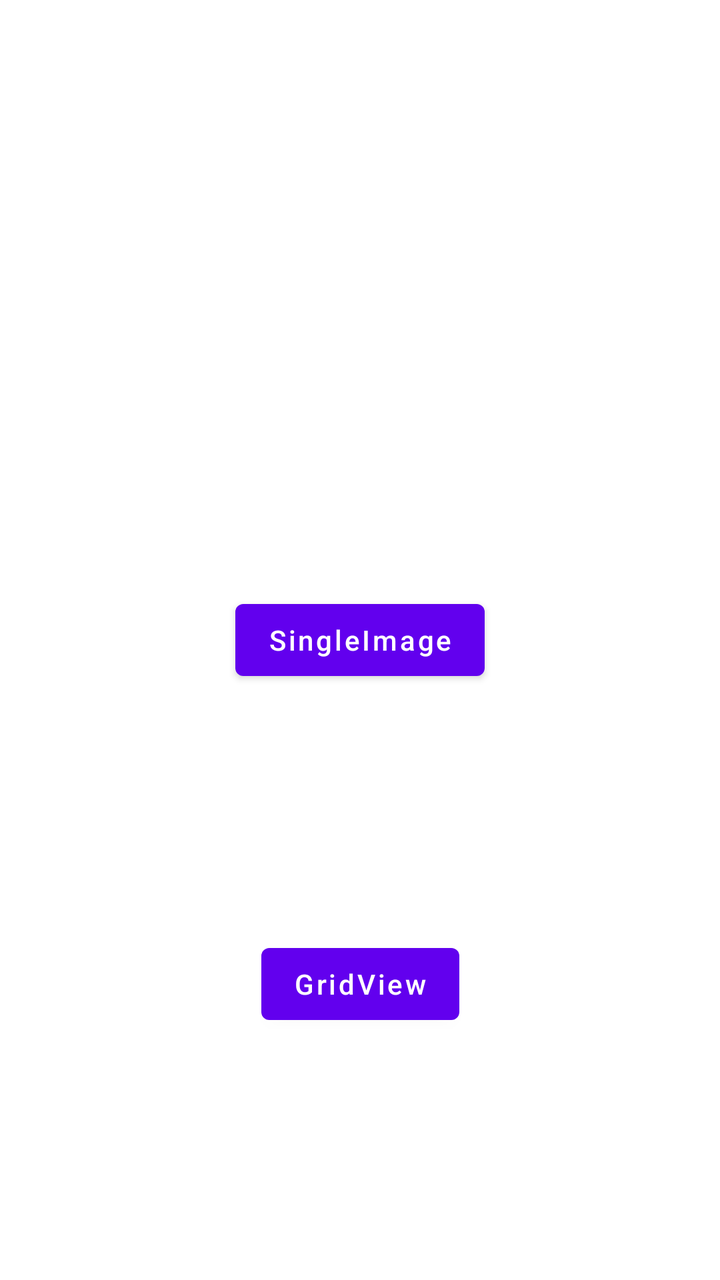
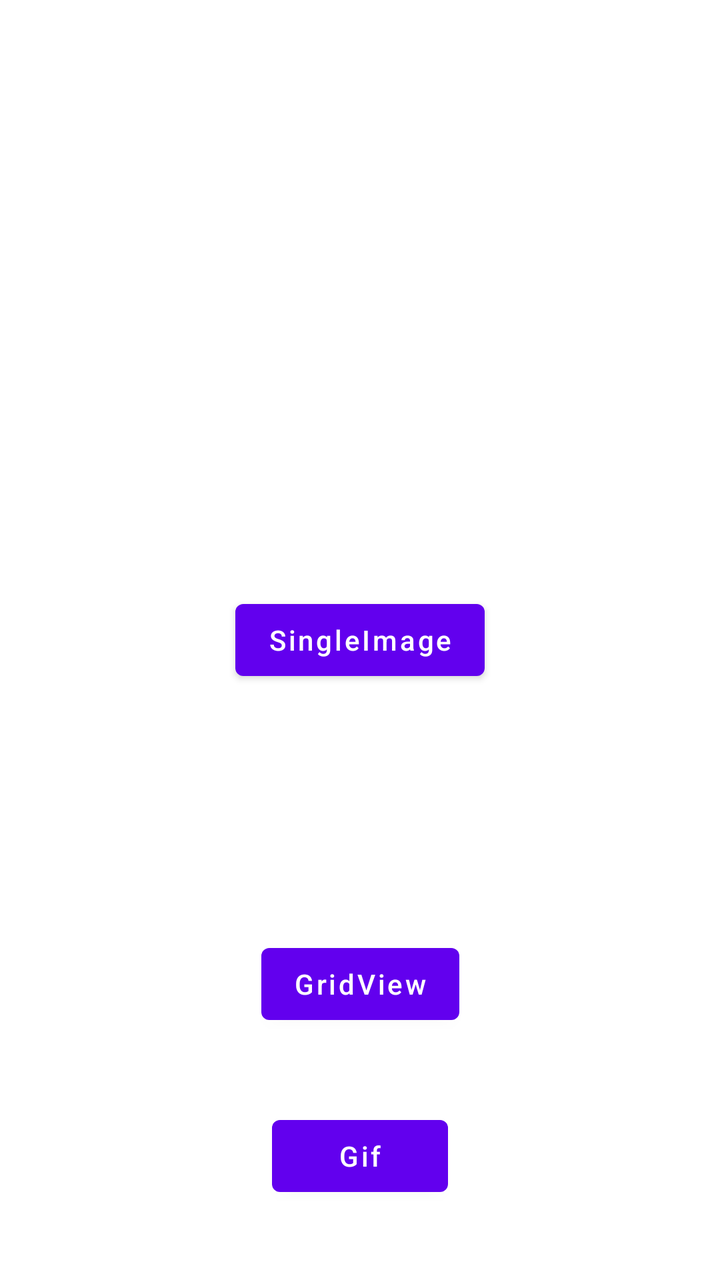

Compare the two renders of this Android layout. The source of the first and the diff that turns it into the second are given below.
<!-- AndroidManifest.xml: application theme Theme.Doodle -->
<!-- res/layout/activity_main.xml -->
<?xml version="1.0" encoding="utf-8"?>
<androidx.constraintlayout.widget.ConstraintLayout xmlns:android="http://schemas.android.com/apk/res/android"
    xmlns:app="http://schemas.android.com/apk/res-auto"
    xmlns:tools="http://schemas.android.com/tools"
    android:layout_width="match_parent"
    android:layout_height="match_parent"
    tools:context=".MainActivity">

    <Button
        android:id="@+id/buttonToSingle"
        android:layout_width="wrap_content"
        android:layout_height="wrap_content"
        android:text="SingleImage"
        android:textAllCaps="false"
        app:layout_constraintBottom_toBottomOf="parent"
        app:layout_constraintLeft_toLeftOf="parent"
        app:layout_constraintRight_toRightOf="parent"
        app:layout_constraintTop_toTopOf="parent" />

    <Button
        android:id="@+id/buttonToGridView"
        android:layout_width="wrap_content"
        android:layout_height="wrap_content"
        android:text="GridView"
        android:textAllCaps="false"
        app:layout_constraintBottom_toBottomOf="parent"
        app:layout_constraintLeft_toLeftOf="parent"
        app:layout_constraintRight_toRightOf="parent"
        app:layout_constraintTop_toBottomOf="@id/buttonToSingle" />

</androidx.constraintlayout.widget.ConstraintLayout>
<!-- resources referenced by this layout -->
<resources>
  <style name="Theme.Doodle" parent="Theme.MaterialComponents.DayNight.DarkActionBar">
          
          <item name="colorPrimary">@color/purple_500</item>
          <item name="colorPrimaryVariant">@color/purple_700</item>
          <item name="colorOnPrimary">@color/white</item>
          
          <item name="colorSecondary">@color/teal_200</item>
          <item name="colorSecondaryVariant">@color/teal_700</item>
          <item name="colorOnSecondary">@color/black</item>
          
          <item name="android:statusBarColor" tools:targetApi="l">?attr/colorPrimaryVariant</item>
          
      </style>
  <color name="purple_500">#FF6200EE</color>
  <color name="purple_700">#FF3700B3</color>
  <color name="white">#FFFFFFFF</color>
  <color name="teal_200">#FF03DAC5</color>
  <color name="teal_700">#FF018786</color>
  <color name="black">#FF000000</color>
</resources>

<!-- the commit's change to res/layout/activity_main.xml (unified diff, before → after) -->
@@ -27,5 +27,15 @@
         app:layout_constraintLeft_toLeftOf="parent"
         app:layout_constraintRight_toRightOf="parent"
         app:layout_constraintTop_toBottomOf="@id/buttonToSingle" />
+    <Button
+        android:id="@+id/buttonToGif"
+        android:layout_width="wrap_content"
+        android:layout_height="wrap_content"
+        android:text="Gif"
+        android:textAllCaps="false"
+        app:layout_constraintBottom_toBottomOf="parent"
+        app:layout_constraintLeft_toLeftOf="parent"
+        app:layout_constraintRight_toRightOf="parent"
+        app:layout_constraintTop_toBottomOf="@id/buttonToGridView" />
 
 </androidx.constraintlayout.widget.ConstraintLayout>
